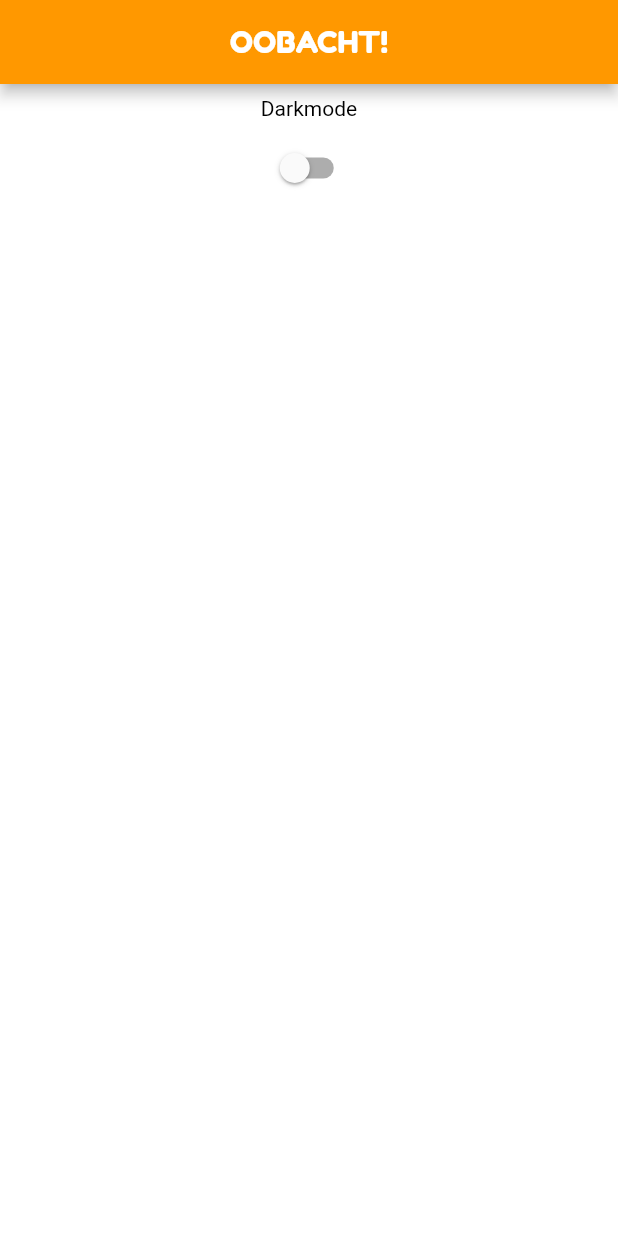
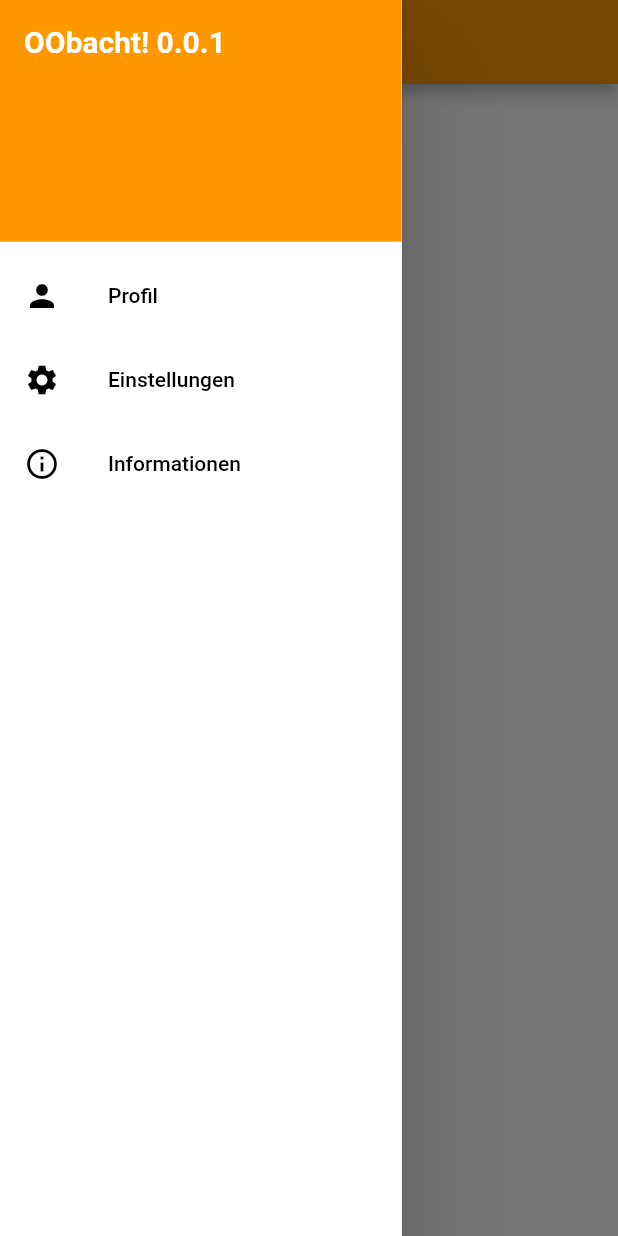
Before and after one commit to KremlingP/OObacht, a Flutter app: the screen it shows after launch, with the side drawer open (before the commit the screen has no drawer), on a phone screen of 412 x 824 dp. Run offline on Flutter 3.47's test engine with Material 2 defaults, Android fonts, the phone set to English and light mode, and no system bars; drawn by our look-alikes of auto_size_text; our stand-ins replace firebase_core, shared_preferences; accounts and stored records are empty.

Commit message:
add main menu drawer

```diff
--- /dev/null
+++ b/lib/screens/drawer/components/drawer_list_tile.dart
@@ -0,0 +1,32 @@
+import 'package:flutter/material.dart';
+
+import '../../../../utils/navigator_helper.dart' as navigator;
+
+class DrawerListTile extends StatelessWidget {
+  final IconData icon;
+  final String text;
+  final BuildContext context;
+  final Widget site;
+
+  const DrawerListTile(
+      {Key? key,
+      required this.icon,
+      required this.text,
+      required this.context,
+      required this.site})
+      : super(key: key);
+
+  @override
+  Widget build(BuildContext context) {
+    return ListTile(
+      leading: Icon(icon, color: Theme.of(context).primaryColor),
+      title: Text(
+        text,
+        style: TextStyle(color: Theme.of(context).primaryColor),
+      ),
+      onTap: () {
+        navigator.navigateToNewScreen(newScreen: site, context: context);
+      },
+    );
+  }
+}
--- /dev/null
+++ b/lib/screens/drawer/main_menu_drawer.dart
@@ -0,0 +1,52 @@
+import 'package:flutter/material.dart';
+
+import 'components/drawer_list_tile.dart';
+import 'pages/information_screen.dart';
+
+class MainMenuDrawer extends StatelessWidget {
+  const MainMenuDrawer({Key? key}) : super(key: key);
+
+  @override
+  Widget build(BuildContext context) {
+    return Drawer(
+      elevation: 30,
+      child: Container(
+        color: Theme.of(context).colorScheme.background,
+        child: ListView(
+          padding: EdgeInsets.zero,
+          children: <Widget>[
+            const DrawerHeader(
+              decoration: BoxDecoration(color: Colors.orange),
+              child: Text(
+                'OObacht! 0.0.1',
+                style: TextStyle(
+                  color: Colors.white,
+                  fontWeight: FontWeight.bold,
+                  fontSize: 20,
+                ),
+              ),
+            ),
+            DrawerListTile(
+              text: 'Profil',
+              icon: Icons.person,
+              context: context,
+              site: const InformationScreen(),
+            ),
+            DrawerListTile(
+              text: 'Einstellungen',
+              icon: Icons.settings,
+              context: context,
+              site: const InformationScreen(),
+            ),
+            DrawerListTile(
+              text: 'Informationen',
+              icon: Icons.info_outline,
+              context: context,
+              site: const InformationScreen(),
+            ),
+          ],
+        ),
+      ),
+    );
+  }
+}
--- a/lib/screens/main_menu.dart
+++ b/lib/screens/main_menu.dart
@@ -3,6 +3,7 @@ import 'package:flutter/material.dart';
 import 'package:shared_preferences/shared_preferences.dart';
 
 import '../utils/theme.dart';
+import 'drawer/main_menu_drawer.dart';
 
 class MainMenu extends StatefulWidget {
   const MainMenu({Key? key}) : super(key: key);
@@ -12,20 +13,33 @@ class MainMenu extends StatefulWidget {
 }
 
 class _MainMenuState extends State<MainMenu> {
+  final GlobalKey<ScaffoldState> _drawerKey = GlobalKey();
   bool darkMode = false;
 
   @override
   Widget build(BuildContext context) {
     final theme = Theme.of(context);
+    double viewportWidth = MediaQuery.of(context).size.width;
     return Scaffold(
+      key: _drawerKey,
       backgroundColor: theme.colorScheme.background,
       appBar: AppBar(
         title: const AutoSizeText(
-          'OOBACHT!',
-          style: TextStyle(fontFamily: 'Fredoka', color: Colors.white),
+          'OObacht!',
+          style: TextStyle(
+              fontFamily: 'Courgette',
+              color: Colors.white,
+              fontWeight: FontWeight.w900),
           maxLines: 1,
         ),
         centerTitle: true,
+        leading: IconButton(
+            icon: const Icon(Icons.menu),
+            onPressed: () => _drawerKey.currentState!.openDrawer()),
+      ),
+      drawer: SizedBox(
+        width: viewportWidth * 0.65,
+        child: const MainMenuDrawer(),
       ),
       body: Center(
         child: Column(
--- a/lib/utils/theme.dart
+++ b/lib/utils/theme.dart
@@ -16,9 +16,8 @@ class CustomTheme with ChangeNotifier {
     return ThemeData(
       scaffoldBackgroundColor: Colors.black12,
       primaryColor: Colors.black,
-      textTheme: const TextTheme(
-        //Für App-Bar
-        displayLarge: TextStyle(color: Colors.white),
+      appBarTheme: const AppBarTheme(
+        iconTheme: IconThemeData(color: Colors.white),
       ),
       inputDecorationTheme: const InputDecorationTheme(
         enabledBorder:
@@ -33,8 +32,8 @@ class CustomTheme with ChangeNotifier {
     return ThemeData(
       scaffoldBackgroundColor: Colors.black12,
       primaryColor: Colors.white,
-      textTheme: const TextTheme(
-        displayLarge: TextStyle(color: Colors.white),
+      appBarTheme: const AppBarTheme(
+        iconTheme: IconThemeData(color: Colors.white),
       ),
       inputDecorationTheme: const InputDecorationTheme(
         enabledBorder:
--- a/pubspec.yaml
+++ b/pubspec.yaml
@@ -70,3 +70,6 @@ flutter:
     - family: Fredoka
       fonts:
       - asset: fonts/FredokaOne-Regular.ttf
+    - family: Courgette
+      fonts:
+      - asset: fonts/Courgette-Regular.ttf
```
Also changed, not shown: lib/screens/drawer/components/drawer_page_app_bar.dart (added, +24 -0 lines), lib/screens/drawer/pages/information_screen.dart (added, +56 -0 lines), lib/utils/navigator_helper.dart (added, +17 -0 lines), assets/icon.png (added), assets/logo.png (added), fonts/Courgette-Regular.ttf (added).
